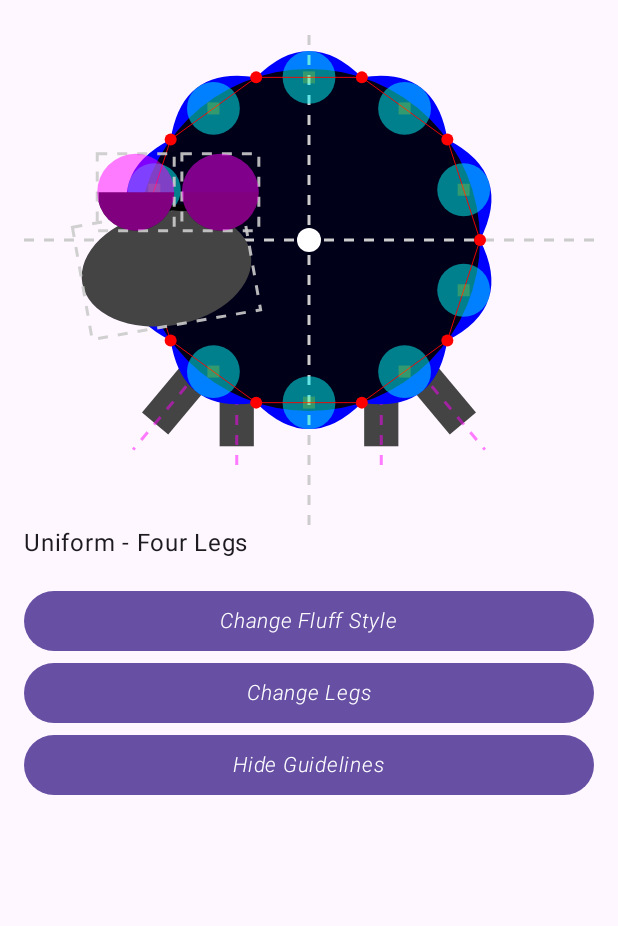
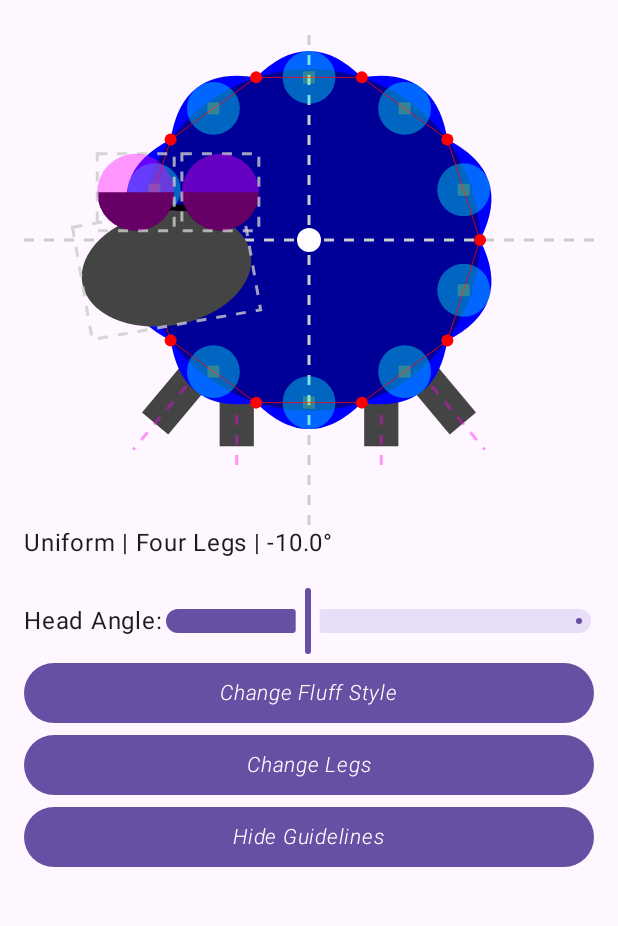
Before and after one commit to nicole-terc/composable-sheep, an Android app built with Jetpack Compose: the screen it shows after launch (MainActivity), after a tap on "Show Guidelines", on a phone screen of 412 x 824 dp, the part 69-995 px from its top. Run offline under Robolectric (Android 15) with nearby library versions, the phone set to English and light mode, and no system bars; our stand-ins replace accompanist; 2 other taps on this screen came first.

Commit message:
add head angle slider

```diff
--- a/app/src/main/java/nstv/sheep/screens/sheepscreen/SheepViewerScreen.kt
+++ b/app/src/main/java/nstv/sheep/screens/sheepscreen/SheepViewerScreen.kt
@@ -1,16 +1,19 @@
 package nstv.sheep.screens.sheepscreen
 
 import androidx.compose.foundation.layout.Column
+import androidx.compose.foundation.layout.Row
 import androidx.compose.foundation.layout.Spacer
 import androidx.compose.foundation.layout.aspectRatio
 import androidx.compose.foundation.layout.fillMaxWidth
 import androidx.compose.foundation.layout.height
 import androidx.compose.foundation.layout.padding
 import androidx.compose.material3.Button
+import androidx.compose.material3.Slider
 import androidx.compose.material3.Text
 import androidx.compose.runtime.Composable
 import androidx.compose.runtime.mutableStateOf
 import androidx.compose.runtime.remember
+import androidx.compose.ui.Alignment
 import androidx.compose.ui.Modifier
 import androidx.compose.ui.unit.dp
 import nstv.sheep.sheep.SheepComposable
@@ -18,6 +21,7 @@ import nstv.sheep.sheep.model.FluffStyle
 import nstv.sheep.sheep.model.FourLegs
 import nstv.sheep.sheep.model.Sheep
 import nstv.sheep.sheep.model.TwoLegsStraight
+import kotlin.math.floor
 
 val fluffStyles = listOf(
     "Random" to FluffStyle.Random(),
@@ -61,9 +65,27 @@ private fun SheepViewer() {
                 .aspectRatio(1f),
             showGuidelines = showGuidelines.value
         )
-        Text(text = "${fluffStyles[fluffStyleIndex.value].first} - ${legs[legsIndex.value].first}")
+        Text(
+            text = "${fluffStyles[fluffStyleIndex.value].first} " +
+                "| ${legs[legsIndex.value].first} " +
+                "| ${floor(sheep.value.headAngle)}°"
+        )
 
         Spacer(modifier = Modifier.height(16.dp))
+
+        val valueRange = -30f..30f
+
+        Row(modifier = Modifier.fillMaxWidth(), verticalAlignment = Alignment.CenterVertically) {
+            Text(text = "Head Angle:")
+            Slider(
+                value = sheep.value.headAngle,
+                valueRange = valueRange,
+                onValueChange = {
+                    sheep.value = sheep.value.copy(headAngle = it)
+                }
+            )
+        }
+
         Button(
             modifier = Modifier.fillMaxWidth(),
             onClick = {
@@ -75,7 +97,8 @@ private fun SheepViewer() {
                     }
                 sheep.value = Sheep(
                     fluffStyle = fluffStyles[fluffStyleIndex.value].second,
-                    legs = legs[legsIndex.value].second
+                    legs = legs[legsIndex.value].second,
+                    headAngle = sheep.value.headAngle
                 )
             }
         ) {
--- a/app/src/main/java/nstv/sheep/sheep/BasicGuidelines.kt
+++ b/app/src/main/java/nstv/sheep/sheep/BasicGuidelines.kt
@@ -13,8 +13,8 @@ const val GuidelineStrokeWidth = 3f
 val GuidelineDashPattern = PathEffect.dashPathEffect(floatArrayOf(10f, 10f))
 
 object GuidelineAlpha {
-    const val strong: Float = 0.9f
-    const val normal: Float = 0.5f
+    const val strong: Float = 0.8f
+    const val normal: Float = 0.4f
     const val low: Float = 0.2f
 }
 
--- a/app/src/main/java/nstv/sheep/sheep/parts/DrawFluff.kt
+++ b/app/src/main/java/nstv/sheep/sheep/parts/DrawFluff.kt
@@ -67,7 +67,7 @@ private fun DrawScope.drawFluffGuidelines(
 ) {
     // Base Circle
     drawCircle(
-        color = Color.Black.copy(alpha = GuidelineAlpha.strong),
+        color = Color.Black.copy(alpha = GuidelineAlpha.normal),
         center = center,
         radius = circleRadius
     )
--- a/app/src/main/java/nstv/sheep/sheep/parts/DrawGlasses.kt
+++ b/app/src/main/java/nstv/sheep/sheep/parts/DrawGlasses.kt
@@ -83,13 +83,15 @@ fun DrawScope.drawGlasses(
         drawGlassGuidelines(
             topLeft = leftGlassTopLeft,
             size = glassSize,
-            degrees = glassAngle
+            degrees = glassAngle,
+            headCenter = headCenter
         )
 
         drawGlassGuidelines(
             topLeft = rightGlassTopLeft,
             size = glassSize,
-            degrees = glassAngle
+            degrees = glassAngle,
+            headCenter = headCenter
         )
     }
 }
@@ -97,7 +99,12 @@ fun DrawScope.drawGlasses(
 private fun DrawScope.drawGlassGuidelines(
     topLeft: Offset,
     size: Size,
-    degrees: Float
+    degrees: Float,
+    headCenter: Offset,
+) {
+    rotate(
+        degrees = degrees,
+        pivot = headCenter
     ) {
         drawRectGuideline(
             topLeft = topLeft,
@@ -111,3 +118,4 @@ private fun DrawScope.drawGlassGuidelines(
             center = topLeft + size.center
         )
     }
+}
```
Lines whose indentation alone changed are shown as unchanged.
